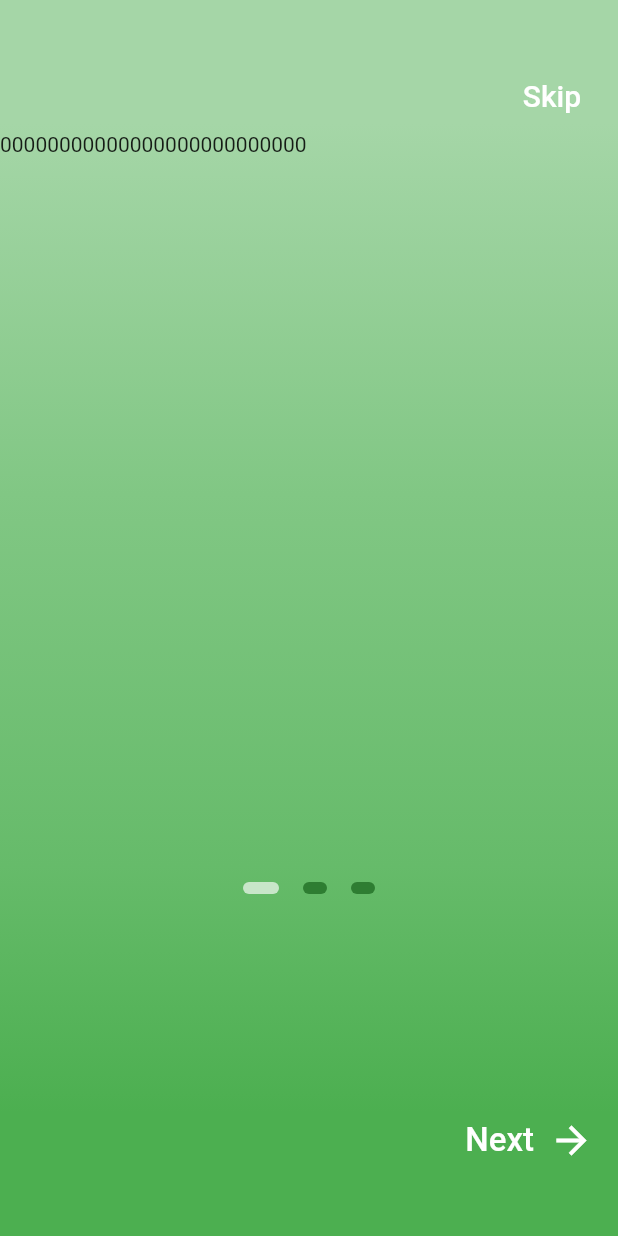
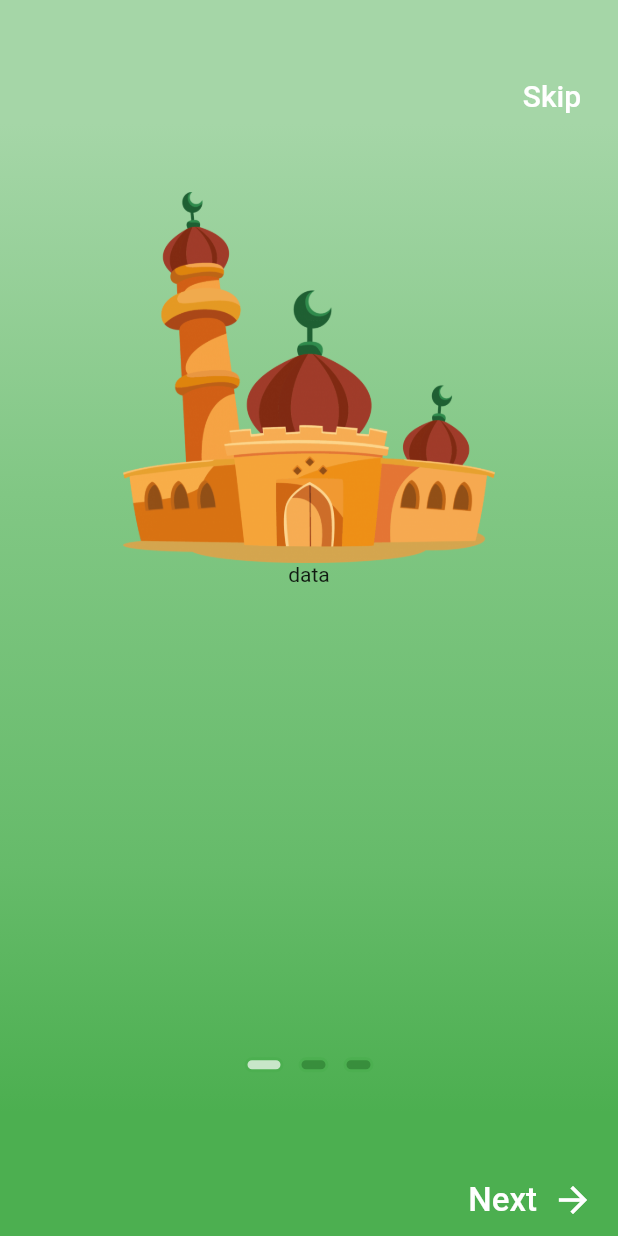
Before and after one commit to irshadalip/Bugh_e-zahra_Flutter, a Flutter app: the InitPage screen opened directly, on a phone screen of 412 x 824 dp. Run offline on Flutter 3.47's test engine with Material 2 defaults, Android fonts, the phone set to English and light mode, and no system bars; our stand-ins replace connectivity, curved_navigation_bar, flutter_offline, youtube_player_flutter; network calls fail.

Commit message:
init page remove

```diff
--- a/lib/home.dart
+++ b/lib/home.dart
@@ -3,7 +3,8 @@ import 'package:curved_navigation_bar/curved_navigation_bar.dart';
 import 'package:flutter/material.dart';
 import 'package:bagh_e_zahra/sideMenu.dart';
 import 'package:bagh_e_zahra/tabScreens/homeTab.dart';
-import 'tabScreens/page1.dart';
+import 'tabScreens/homeTabPages.dart';
+import 'tabScreens/chatTab.dart';
 
 
 class Home extends StatefulWidget {
--- a/lib/initPage.dart
+++ b/lib/initPage.dart
@@ -23,12 +23,12 @@ class _InitPageState extends State<InitPage> {
 
   Widget _indicator(bool isActive) {
     return AnimatedContainer(
-      duration: Duration(milliseconds: 150),
-      margin: EdgeInsets.symmetric(horizontal: 8.0),
-      height: 8.0,
-      width: isActive ? 24.0 : 16.0,
-      decoration: BoxDecoration(
-        color: isActive ? Colors.green[100] : Colors.green[800],
+      duration: Duration(milliseconds: 500),
+      margin: EdgeInsets.symmetric(horizontal: 5.0),
+      height: 10.0,
+      width: isActive ? 26.0 : 20.0,
+      decoration: BoxDecoration(border: Border.all(color: Colors.green,width: 2.0 ),
+        color: isActive ? Colors.green[100] : Colors.green[700],
         borderRadius: BorderRadius.all(Radius.circular(12)),
       ),
     );
@@ -37,9 +37,12 @@ class _InitPageState extends State<InitPage> {
   @override
   Widget build(BuildContext context) {
     return Scaffold(
-      body: AnnotatedRegion<SystemUiOverlayStyle>(
+      body: Container(
+        child: Container(
+          child: AnnotatedRegion<SystemUiOverlayStyle>(
             value: SystemUiOverlayStyle.dark,
             child: Container(
+              height: MediaQuery.of(context).size.height,
               decoration: BoxDecoration(
                 gradient: LinearGradient(
                   begin: Alignment.topCenter,
@@ -54,11 +57,13 @@ class _InitPageState extends State<InitPage> {
                 ),
               ),
               child: Padding(
-            padding: EdgeInsets.symmetric(vertical: 40.0),
+                padding: EdgeInsets.symmetric(vertical: 0.0),
                 child: Column(
                   crossAxisAlignment: CrossAxisAlignment.stretch,
                   children: <Widget>[
-                Container(
+                    Padding(
+                      padding: EdgeInsets.symmetric(vertical: 40.0),
+                      child: Container(
                         alignment: Alignment.centerRight,
                         child: FlatButton(
                           onPressed: () {
@@ -78,8 +83,9 @@ class _InitPageState extends State<InitPage> {
                           ),
                         ),
                       ),
+                    ),
                     Container(
-                  height: 500.0,
+                      height: MediaQuery.of(context).size.height * 0.7,
                       child: PageView(
                         physics: ClampingScrollPhysics(),
                         controller: _pageController,
@@ -89,9 +95,53 @@ class _InitPageState extends State<InitPage> {
                           });
                         },
                         children: <Widget>[
-                      Text("00000000000000000000000000"),
-                      Text("11111111111111111111111111"),
-                      Text("22222222222222222222222222"),
+                          Column(
+                            children: <Widget>[
+                              Container(
+                                height:
+                                    MediaQuery.of(context).size.height * 0.3,
+                                width: MediaQuery.of(context).size.width * 0.8,
+                                decoration: BoxDecoration(
+                                    image: DecorationImage(
+                                        image:
+                                            AssetImage("images/mosque_1.png"))),
+                              ),
+                              Text(
+                                "data",
+                                textAlign: TextAlign.start,
+                              )
+                            ],
+                          ),
+                          Column(
+                            children: <Widget>[
+                              Container(
+                                height:
+                                    MediaQuery.of(context).size.height * 0.3,
+                                width: MediaQuery.of(context).size.width * 0.9,
+                                decoration: BoxDecoration(
+                                    image: DecorationImage(
+                                        image:
+                                            AssetImage("images/quran.png"))),
+                              ),
+                              Text(
+                                "data",
+                                textAlign: TextAlign.start,
+                              )
+                            ],
+                          ),
+                          Column(mainAxisAlignment: MainAxisAlignment.end,
+                            children: <Widget>[
+                              Container(
+                                height:
+                                    MediaQuery.of(context).size.height * 0.7,
+                                width: MediaQuery.of(context).size.width,
+                                decoration: BoxDecoration(
+                                    image: DecorationImage(
+                                        image:
+                                            AssetImage("images/jamkaran.png"))),
+                              ),
+                            ],
+                          ),
                         ],
                       ),
                     ),
@@ -110,6 +160,9 @@ class _InitPageState extends State<InitPage> {
                                     curve: Curves.ease,
                                   );
                                 },
+                                child: Container(
+                                  // color: Colors.red,
+                                  // alignment: Alignment.bottomRight,
                                   child: Row(
                                     mainAxisAlignment: MainAxisAlignment.center,
                                     mainAxisSize: MainAxisSize.min,
@@ -125,15 +178,18 @@ class _InitPageState extends State<InitPage> {
                                       Icon(
                                         Icons.arrow_forward,
                                         color: Colors.white,
-                                  size: 30.0,
+                                        size: 28.0,
                                       ),
                                     ],
+                                  ),
                                 ),
                               ),
                             ),
                           )
                         : Text(''),
                   ],
+                ),
+              ),
             ),
           ),
         ),
@@ -149,7 +205,7 @@ class _InitPageState extends State<InitPage> {
                 ),
                 // color: Colors.blue,
               ),
-              height: 75.0,
+              height: 50.0,
               width: double.infinity,
               child: GestureDetector(
                 onTap: () {
--- a/lib/main.dart
+++ b/lib/main.dart
@@ -17,7 +17,7 @@ class _MyAppState extends State<MyApp> {
   @override
   Widget build(BuildContext context) {
     return MaterialApp(debugShowCheckedModeBanner: false,
-      home: Builder(builder: (context) => InitPage()),
+      home: Builder(builder: (context) => Home()),
     );
   }
 }
--- /dev/null
+++ b/lib/tabScreens/chatTab.dart
@@ -0,0 +1,19 @@
+import 'package:flutter/material.dart';
+
+class Page4 extends StatelessWidget {
+  @override
+  Widget build(BuildContext context) {
+    return Container(
+        height: MediaQuery.of(context).size.height,
+        width: MediaQuery.of(context).size.height,
+        decoration: BoxDecoration(
+          gradient: LinearGradient(
+              colors: [Colors.green[50], Colors.green[100]],
+              begin: Alignment.topLeft,
+              end: Alignment.bottomRight,
+              stops: [0.5, 0.5]),
+          color: Colors.blue,
+        ),
+        child: Text("Page-4"));
+  }
+}
--- a/lib/tabScreens/page1.dart
+++ b/lib/tabScreens/homeTabPages.dart
@@ -35,24 +35,6 @@ class Page2 extends StatelessWidget {
   }
 }
 
-class Page4 extends StatelessWidget {
-  @override
-  Widget build(BuildContext context) {
-    return Container(
-        height: MediaQuery.of(context).size.height,
-        width: MediaQuery.of(context).size.height,
-        decoration: BoxDecoration(
-          gradient: LinearGradient(
-              colors: [Colors.green[50], Colors.green[100]],
-              begin: Alignment.topLeft,
-              end: Alignment.bottomRight,
-              stops: [0.5, 0.5]),
-          color: Colors.blue,
-        ),
-        child: Text("Page-4"));
-  }
-}
-
 class Page5 extends StatelessWidget {
   @override
   Widget build(BuildContext context) {
```
Also changed, not shown: images/jamkaran.png (added), images/mosque_1.png (added), images/mosque_2.png (added), images/quran.png (added), pubspec.lock. Lines whose indentation alone changed are shown as unchanged.
